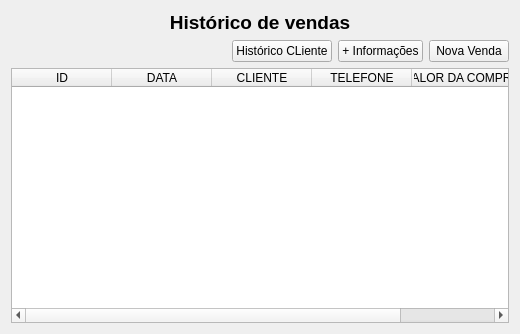
First picture: the form in ui/ui_vendas.ui, repository adaiasreis/ProjetoMatCons_F, before the edit.
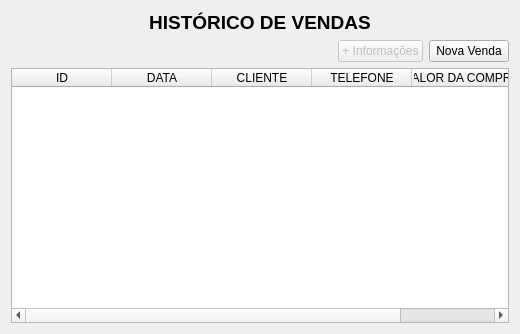
Second picture: the form after the edit.

The edit to the form file:
```diff
--- a/ui/ui_vendas.ui
+++ b/ui/ui_vendas.ui
@@ -24,7 +24,7 @@
       </font>
      </property>
      <property name="text">
-      <string>Histórico de vendas</string>
+      <string>HISTÓRICO DE VENDAS</string>
      </property>
      <property name="alignment">
       <set>Qt::AlignCenter</set>
@@ -47,14 +47,10 @@
       </spacer>
      </item>
      <item>
-      <widget class="QPushButton" name="pushButton_2">
-       <property name="text">
-        <string>Histórico CLiente</string>
+      <widget class="QPushButton" name="b_informacoes">
+       <property name="enabled">
+        <bool>false</bool>
        </property>
-      </widget>
-     </item>
-     <item>
-      <widget class="QPushButton" name="pushButton">
        <property name="text">
         <string>+ Informações</string>
        </property>
```
Left out of the diff: 9 changed lines with no effect on the pictures.
